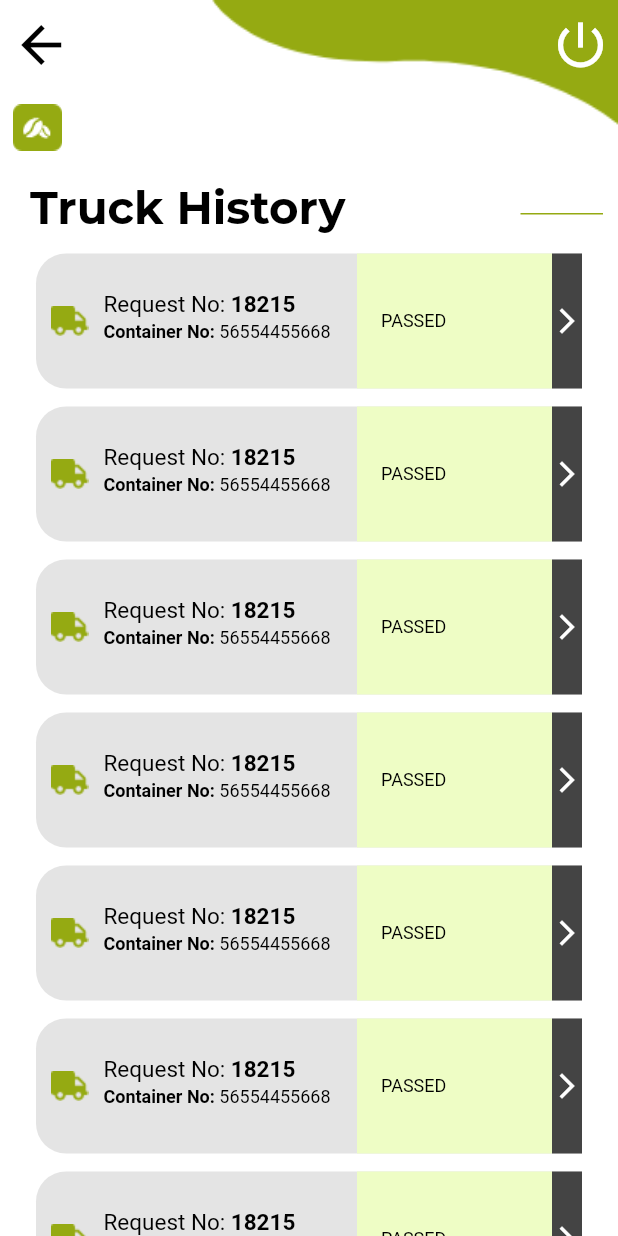
After one commit to Andria-verbat/gatekeeper_kerchanshe, a Flutter app: the HistoryList screen opened directly, on a phone screen of 412 x 824 dp. The commit adds this screen. Run offline on Flutter 3.47's test engine with Material 2 defaults, Android fonts, the phone set to English and light mode, and no system bars; our stand-ins replace device_info, pin_code_fields, shared_preferences; accounts and stored records are empty.

Commit message:
new file added to show history

```diff
--- /dev/null
+++ b/lib/Screens/history_list.dart
@@ -0,0 +1,244 @@
+import 'dart:convert';
+import 'dart:io';
+
+import 'package:gatekeeper_kerchanshe/Screens/detail_screen.dart';
+import 'package:gatekeeper_kerchanshe/constants/apis.dart';
+import 'package:gatekeeper_kerchanshe/constants/colors.dart';
+import 'package:gatekeeper_kerchanshe/widgets/list_tile.dart';
+import 'package:flutter/material.dart';
+import 'package:http/http.dart' as http;
+import 'package:shared_preferences/shared_preferences.dart';
+
+
+class HistoryList extends StatefulWidget {
+  @override
+  _HistoryListState createState() => _HistoryListState();
+}
+
+class _HistoryListState extends State<HistoryList> {
+
+  final GlobalKey<ScaffoldState> _scaffoldKey = new GlobalKey<ScaffoldState>();
+
+  _displayErSnackBar(BuildContext context, String _msg) {
+    final snackBar = SnackBar(
+      content: Text(_msg),
+      backgroundColor: Colors.red,
+    );
+    _scaffoldKey.currentState.showSnackBar(snackBar);
+  }
+  @override
+  void initState() {
+    super.initState();
+    // _checkToken();
+  }
+
+  @override
+  Widget build(BuildContext context) {
+    return SafeArea(
+      child: Scaffold(
+        //WE MUST USE Scaffold AS METERIAL WIDGET, IF WE START DESIGNING A VIEW WE MUST DECLARE Scaffold UNLESS MAKES ERROR
+        key: _scaffoldKey,
+        body: Stack(
+          children: [
+            Container(
+              height: MediaQuery.of(context).size.height,
+              width: MediaQuery.of(context).size.width,
+              color: Colors.white,
+              child: RotatedBox(
+                quarterTurns: 4,
+                child: Image.asset(
+                  'lib/assets/listing_bg.png',
+
+                  fit: BoxFit.fill,
+                ),
+              ),
+            ),
+            SingleChildScrollView(                                                // USE THIS LINE FOR SCROLL ENTIRE PAGE
+              physics: ScrollPhysics(),                                         // USE THIS LINE FOR SCROLL ENTIRE PAGE
+              child: Column(
+                crossAxisAlignment: CrossAxisAlignment.start,
+                // CrossAxisAlignment.start, IS USE TO PLACE AN OBJECT IN THE START POSITION
+                children: [
+                  Row(
+                    mainAxisAlignment: MainAxisAlignment.spaceBetween,
+                    // CrossAxisAlignment.start, IS TO MAINTANE PROPER SPACE FROM THE FIRST
+                    children: [
+                      SizedBox(
+                        // USE OF SIZEDBOX IS TO MAKE PROPER SPACE AROUND THE ICON
+                        height: 60.0,
+                        width: 100.0,
+                        child: new IconButton(
+                          padding: new EdgeInsets.fromLTRB(0, 0, 45, 0),
+                          color: AppColor.black,
+                          icon: new Icon(
+                              Icons.arrow_back,
+                              size: 40.0
+                          ),
+                          onPressed: () {
+                            print("back click");
+                          },
+                        ),
+                      ),
+                      Row(
+                        mainAxisAlignment: MainAxisAlignment.end,
+                        // CrossAxisAlignment.start, IS USE TO PLACE AN OBJECT IN THE END POSITION
+                        children: [
+                          SizedBox(
+                            // USE OF SIZEDBOX IS TO MAKE PROPER SPACE AROUND THE ICON
+                            height: 50.0,
+                            width: 50.0,
+                            child: new IconButton(
+                              padding: new EdgeInsets.fromLTRB(0, 0, 0, 0),
+                              color: AppColor.white,
+                              icon: new Icon(
+                                  Icons.power_settings_new,
+                                  size: 40.0
+                              ),
+                              onPressed: () {
+                                print("power click");
+                              },
+                            ),
+                          ),
+                        ],
+                      ),
+
+                    ],
+                  ),
+
+                  SizedBox(
+                    // USE OF SIZEDBOX IS TO MAKE PROPER SPACE AROUND THE ICON
+                    height: 50.0,
+                    width: 50.0,
+                    /*child: new IconButton(
+                        padding: new EdgeInsets.fromLTRB(0, 0, 20, 0),
+                        color: AppColor.green,
+                        icon: new Icon(
+                            Icons.power_settings_new,
+                            size: 40.0
+                        ),
+                        onPressed: () {
+                          print("power click");
+                        },
+                      ),*/
+                    child: Image.asset('lib/assets/greenicon.png', fit: BoxFit.none),
+                  ),
+
+                  Row(
+                    mainAxisAlignment: MainAxisAlignment.spaceBetween,
+                    children: [
+                      Padding(
+                        padding:
+                        const EdgeInsets.only(
+                            left: 20.0,
+                            top: 10,
+                            bottom: 8),
+                        child: Text('Truck History',
+                          style: TextStyle(
+                            color: Colors.black,
+                            fontFamily: 'Montserrat-Bold',
+                            fontSize: 30,
+                          ),
+                        ),
+                      ),
+                      Padding(
+                        padding: const EdgeInsets.only(
+                            left: 0.0,
+                            top: 10,
+                            bottom: 0),
+                        child: Row (
+                          children: [
+                            Container(
+                              padding: const EdgeInsets.only(top: .5,bottom: .5, left: 35, right: 20),
+                              decoration: BoxDecoration(
+                                color: AppColor.green,
+                              ),
+                            ),
+                            SizedBox(
+                              width: 10,
+                            ),
+
+                          ],
+                        ),
+
+                      ),
+                    ],
+                  ),
+
+                  Container(
+                    margin: EdgeInsets.only(bottom: 0.0),
+                    // padding: const EdgeInsets.only(top: 0,bottom: 0, left: 0, right: 0),
+                    // height: MediaQuery.of(context).size.height - 410,        // USE THIS LINE FOR SCROLL ONLY THE LIST
+                    child: Column (                                             // USE THIS LINE FOR SCROLL ENTIRE PAGE
+                      mainAxisSize: MainAxisSize.min,
+                      children: <Widget>[
+                        ListView.builder(
+                            physics: NeverScrollableScrollPhysics(),
+                            scrollDirection: Axis.vertical,
+                            shrinkWrap: true,
+                            itemCount: 20,
+                            itemBuilder: (BuildContext context, int index) {
+                              return GestureDetector(
+                                onTap: () {
+                                  Navigator.of(context).pushReplacement(
+                                    new MaterialPageRoute(
+                                      builder: (BuildContext context) {
+                                        return DetailScreen();
+                                      },
+                                    ),
+                                  );
+                                },
+                                child: ListTileItem(
+                                  '18215'
+                                      .toString()
+                                      .toUpperCase(),
+                                  '56554455668'
+                                      .toString()
+                                      .toUpperCase(),
+                                  'Passed'.toString()
+                                      .toUpperCase(),
+                                  false,
+                                ),
+
+                              );
+                            }
+                        )
+                      ],
+                    ),
+                    /*                                                            // USE THIS LINE FOR SCROLL ONLY THE LIST
+                      child: ListView.builder(
+                          scrollDirection: Axis.vertical,
+                          shrinkWrap: true,
+                          itemCount: 20,
+                          itemBuilder: (BuildContext context, int index) {
+                            return GestureDetector(
+                              onTap: () {
+
+                              },
+                              child: ListTileItem(
+                                  'Ak'
+                                      .toString()
+                                      .toUpperCase(),
+                                  '10:30 AM'
+                                      .toString()
+                                      .toUpperCase()
+                              ),
+
+                            );
+                          }
+                      ),
+                      */
+                  ),
+
+                ],
+              ),
+            ),
+
+
+          ],
+        ),
+      ),
+
+    );
+  }
+
+}
--- a/lib/Screens/listing_screen.dart
+++ b/lib/Screens/listing_screen.dart
@@ -2,6 +2,7 @@ import 'dart:convert';
 import 'dart:io';
 
 import 'package:gatekeeper_kerchanshe/Screens/detail_screen.dart';
+import 'package:gatekeeper_kerchanshe/Screens/history_list.dart';
 import 'package:gatekeeper_kerchanshe/constants/apis.dart';
 import 'package:gatekeeper_kerchanshe/constants/colors.dart';
 import 'package:gatekeeper_kerchanshe/widgets/list_tile.dart';
@@ -156,7 +157,17 @@ class _ListingScreenState extends State<ListingScreen> {
                               SizedBox(
                                 width: 10,
                               ),
-                              Container(
+                              GestureDetector(
+                                onTap: (){
+                                  Navigator.of(context).pushReplacement(
+                                    new MaterialPageRoute(
+                                      builder: (BuildContext context) {
+                                        return HistoryList();
+                                      },
+                                    ),
+                                  );
+                                },
+                                child: new Container(
                                   decoration: BoxDecoration(
                                     borderRadius: BorderRadius.only(
                                       topLeft: Radius.circular(20),
@@ -170,9 +181,14 @@ class _ListingScreenState extends State<ListingScreen> {
                                     style: TextStyle(
                                       fontWeight: FontWeight.normal,
                                       fontSize: 15,
+
+                                    ),
+
+                                  ),
+
                                 ),
                               ),
-                              ),
+
                             ],
                           ),
 
@@ -347,6 +363,7 @@ class _ListingScreenState extends State<ListingScreen> {
                                           .toUpperCase(),
                                     'Approved'.toString()
                                         .toUpperCase(),
+                                    true,
                                   ),
 
                                 );
--- a/lib/Screens/login_screen.dart
+++ b/lib/Screens/login_screen.dart
@@ -249,7 +249,7 @@ class _LoginScreenState extends State<LoginScreen> {
                                       setState(() {
                                         loadingBool = true;
                                       });
-                                      if (passwordController.text.length > 15) {
+                                      if (passwordController.text.length == 16) {
                                         Navigator.of(context).pushReplacement(
                                           new MaterialPageRoute(
                                             builder: (BuildContext context) {
--- a/lib/widgets/list_tile.dart
+++ b/lib/widgets/list_tile.dart
@@ -7,11 +7,13 @@ class ListTileItem extends StatelessWidget {
   final String requestNoString;
   final String containerNoString;
   final String approvedString;
+  final bool isPass;
   // final Uint8List imagE;
   ListTileItem(
       this.requestNoString,
       this.containerNoString,
       this.approvedString,
+      this.isPass,
       // this.imagE,
       );
   @override
@@ -242,6 +244,7 @@ class ListTileItem extends StatelessWidget {
                                     },
                                   ),*/
                                   //new Image.asset('lib/assets/tick.png', fit: BoxFit.none),
+                                  isPass ?
                                  new ConstrainedBox(
                                     constraints: BoxConstraints(
                                       minWidth: 20,
@@ -250,6 +253,9 @@ class ListTileItem extends StatelessWidget {
                                       maxHeight: 40,
                                     ),
                                     child: Image.asset('lib/assets/tick.png', fit: BoxFit.fill),
+                                  ):
+                                  SizedBox(
+                                    width: 1,
                                   ),
                                   SizedBox(
                                     width: 5,
```
Lines whose indentation alone changed are shown as unchanged.
